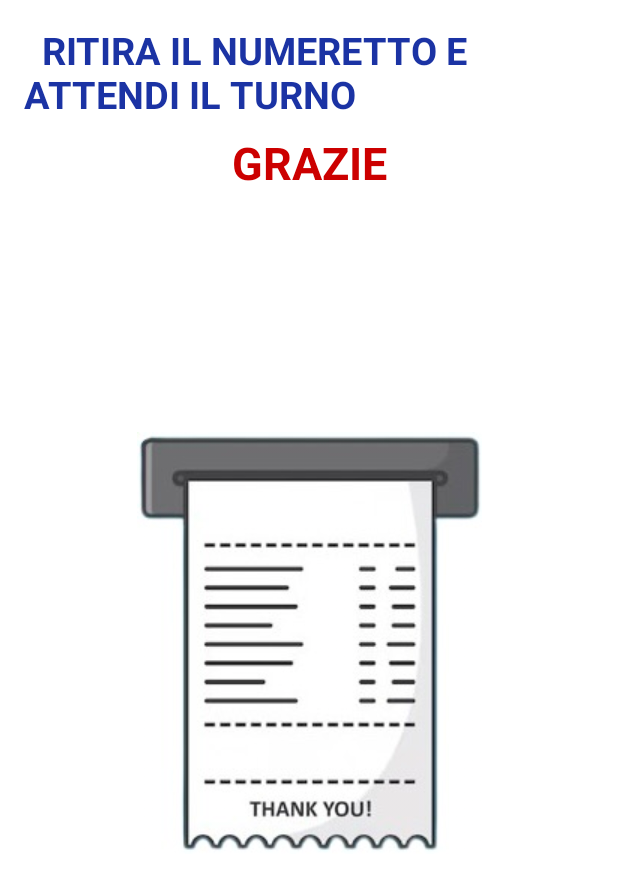
After one commit to fradom22/Elimina_Code, an Android app built with Jetpack Compose: the layout dialog_take_number.xml on its own in the app's theme, with its tools: preview values and no code run, on a phone screen of 412 x 824 dp. The commit adds this screen. Shown: the top 890 px of the screen. Run offline under Robolectric (Android 15) with nearby library versions, the phone set to English and light mode, and no system bars.

Commit message:
AGGIUNTO DIALOG STAMPA SCONTRINO

```diff
--- /dev/null
+++ b/app/src/main/res/layout/dialog_take_number.xml
@@ -0,0 +1,37 @@
+<?xml version="1.0" encoding="utf-8"?>
+<LinearLayout
+    xmlns:android="http://schemas.android.com/apk/res/android"
+    android:layout_width="match_parent"
+    android:layout_height="wrap_content"
+    android:orientation="vertical"
+    android:padding="16dp">
+
+    <TextView
+        android:id="@+id/servingTitle"
+        android:layout_width="wrap_content"
+        android:layout_height="wrap_content"
+        android:text="  RITIRA IL NUMERETTO E ATTENDI IL TURNO"
+        android:textSize="25sp"
+        android:textStyle="bold"
+        android:textColor="@color/colorPrimary"
+        android:layout_marginBottom="8dp"/>
+
+    <TextView
+        android:id="@+id/dialogMessage"
+        android:layout_width="match_parent"
+        android:layout_height="wrap_content"
+        android:text="GRAZIE"
+        android:textSize="30sp"
+        android:textStyle="bold"
+        android:textColor="@android:color/holo_red_dark"
+        android:gravity="center"
+        android:layout_margin="0dp" />
+
+    <ImageView
+        android:id="@+id/dialogImage"
+        android:layout_width="match_parent"
+        android:layout_height="600dp"
+        android:scaleType="centerInside"
+        android:src="@drawable/scontr" />
+
+</LinearLayout>
```
Also changed, not shown: app/src/main/java/com/example/elimina_code/MainActivity.kt (+34 -7 lines), app/src/main/res/drawable/scontr.jpeg (added).
